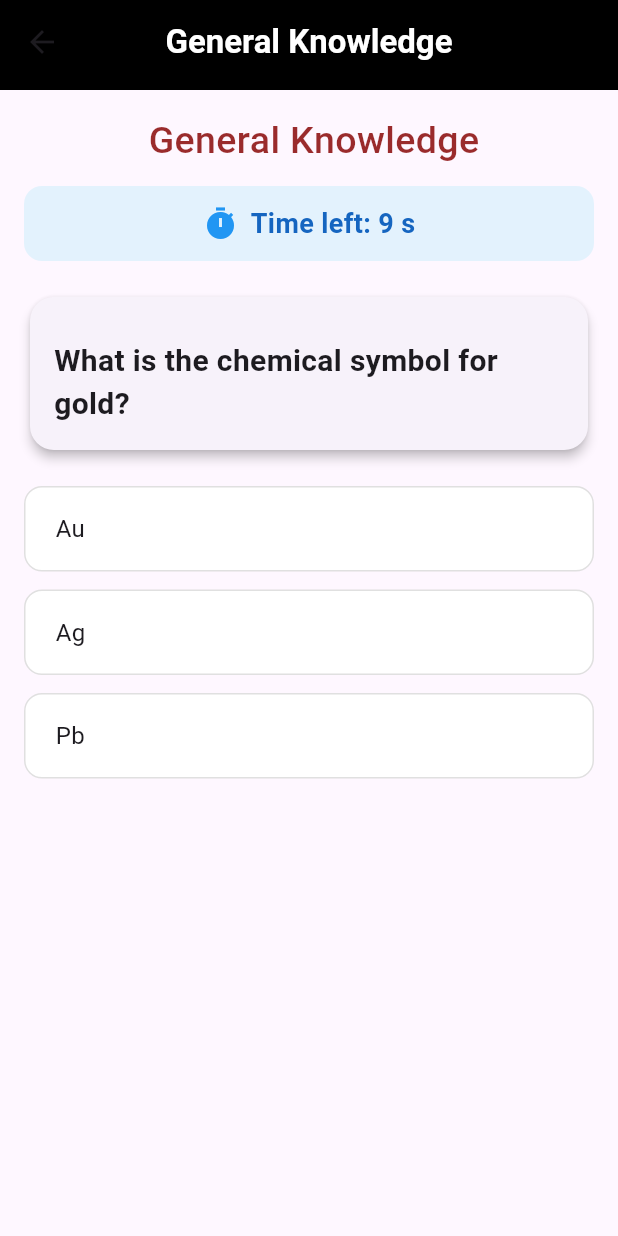
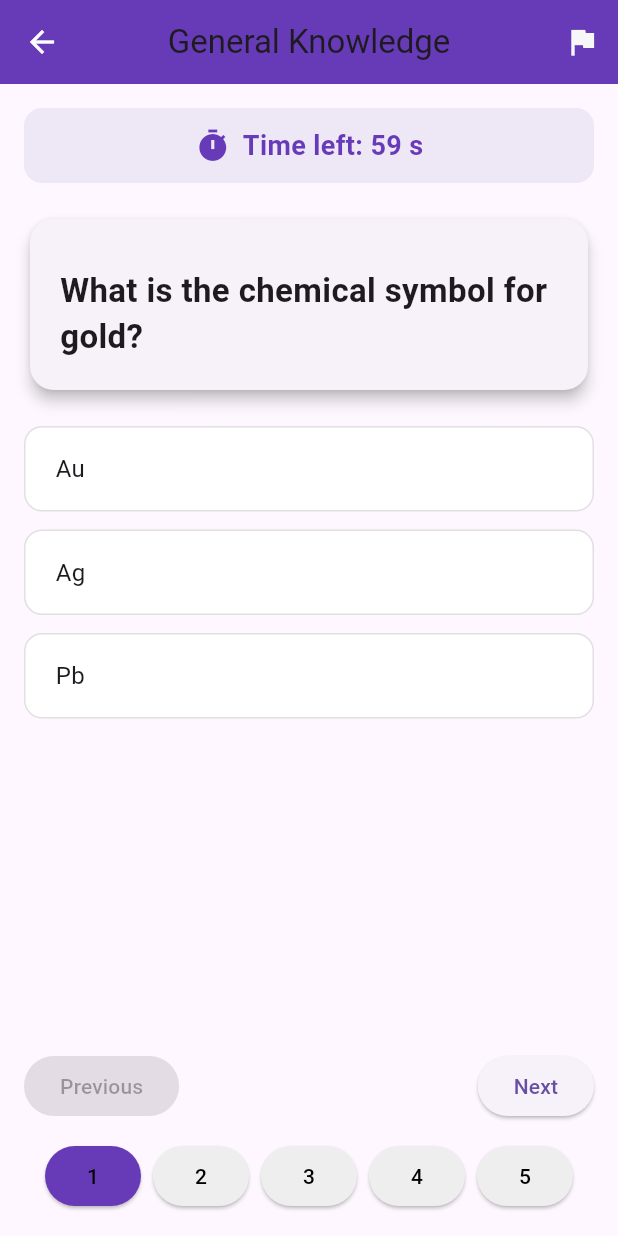
Before and after one commit to vsll44/flutter-quiz-app, a Flutter app: the screen it shows after launch, after a tap on "Start", on a phone screen of 412 x 824 dp. Run offline on Flutter 3.47's test engine with Material 3 defaults, Android fonts, the phone set to English and light mode, and no system bars; our stand-ins replace audioplayers, confetti, google_fonts.

Commit message:
quiz_page.dart
Re-design

Adding previus,next,finish clicks.
Moving between questions

```diff
--- a/lib/pages/quiz_page.dart
+++ b/lib/pages/quiz_page.dart
@@ -24,17 +24,19 @@ class _QuizPageState extends State<QuizPage> {
   int currentIndex = 0;
   int score = 0;
   int? selectedIndex;
-  int timeLeft = 10;
+  int totalTime = 60;
   Timer? timer;
   bool showCorrect = false;
+  List<int?> userAnswers = [];
   final player = AudioPlayer();
+  bool showRed = false;
 
   @override
   void initState() {
     super.initState();
     questions = List.from(widget.quiz.questions)..shuffle();
+    userAnswers = List.filled(questions.length, null);
     startTimer();
-    playTicking(0.6);
   }
 
   @override
@@ -44,71 +46,120 @@ class _QuizPageState extends State<QuizPage> {
     super.dispose();
   }
 
-  void playTicking(double rate) async {
-    await player.stop();
-    await player.setPlaybackRate(rate);
-    await player.play(AssetSource('sounds/tick.mp3'), volume: 0.5);
-  }
-
   void startTimer() {
-    timeLeft = 10;
-    timer?.cancel();
-
     timer = Timer.periodic(const Duration(seconds: 1), (t) {
       setState(() {
-        timeLeft--;
-
-        double rate;
-        if (timeLeft >= 7) {
-          rate = 0.6;
-        } else if (timeLeft >= 4) {
-          rate = 1.0;
-        } else if (timeLeft >= 2) {
-          rate = 1.3;
-        } else {
-          rate = 1.6;
-        }
-
-        playTicking(rate);
-
-        if (timeLeft <= 0) {
-          showCorrect = true;
-          Future.delayed(const Duration(seconds: 2), nextQuestion);
-          timer?.cancel();
+        totalTime--;
+        showRed = totalTime <= 10 ? !showRed : false;
+        if (totalTime <= 0) {
+          goToResult();
         }
       });
     });
   }
 
+  void selectAnswer(int index) {
+    if (showCorrect) return;
+    setState(() {
+      selectedIndex = index;
+      userAnswers[currentIndex] = index;
+      showCorrect = true;
+    });
+    Future.delayed(const Duration(seconds: 1), () {
+      if (userAnswers.every((e) => e != null)) {
+        goToResult();
+      } else if (currentIndex < questions.length - 1) {
+        nextQuestion();
+      }
+    });
+  }
+
   void nextQuestion() {
-    timer?.cancel();
-    if (selectedIndex != null &&
-        selectedIndex == questions[currentIndex].correctIndex) {
-      score++;
-    }
     if (currentIndex < questions.length - 1) {
       setState(() {
         currentIndex++;
-        selectedIndex = null;
-        showCorrect = false;
-        startTimer();
-        playTicking(0.6);
+        selectedIndex = userAnswers[currentIndex];
+        showCorrect = selectedIndex != null;
       });
-    } else {
+    }
+  }
+
+  void previousQuestion() {
+    if (currentIndex > 0) {
+      setState(() {
+        currentIndex--;
+        selectedIndex = userAnswers[currentIndex];
+        showCorrect = selectedIndex != null;
+      });
+    }
+  }
+
+  void goToResult() {
+    timer?.cancel();
+    int correct = 0;
+    for (int i = 0; i < questions.length; i++) {
+      if (userAnswers[i] == questions[i].correctIndex) {
+        correct++;
+      }
+    }
     Navigator.pushReplacement(
       context,
       MaterialPageRoute(
-          builder:
-              (_) => ResultPage(
-                score: score,
+        builder: (_) => ResultPage(
+          score: correct,
           total: questions.length,
           quizTitle: widget.quiz.title,
           quiz: widget.quiz,
-                userAnswers: [],
-                correct: 1,
+          userAnswers: userAnswers,
+          correct: correct,
         ),
       ),
     );
+  }
+
+  Future<bool> _onWillPop() async {
+    return await showDialog(
+          context: context,
+          builder: (context) => AlertDialog(
+            title: const Text('Are you sure?'),
+            content: const Text('Do you want to exit the quiz?'),
+            actions: [
+              TextButton(
+                onPressed: () => Navigator.of(context).pop(false),
+                child: const Text('No'),
+              ),
+              TextButton(
+                onPressed: () => Navigator.of(context).pop(true),
+                child: const Text('Yes'),
+              ),
+            ],
+          ),
+        ) ??
+        false;
+  }
+
+  Future<void> _confirmFinish() async {
+    final shouldFinish = await showDialog<bool>(
+          context: context,
+          builder: (context) => AlertDialog(
+            title: const Text('Finish Quiz'),
+            content: const Text('Are you sure you want to finish the quiz?'),
+            actions: [
+              TextButton(
+                onPressed: () => Navigator.pop(context, false),
+                child: const Text('No'),
+              ),
+              TextButton(
+                onPressed: () => Navigator.pop(context, true),
+                child: const Text('Yes'),
+              ),
+            ],
+          ),
+        ) ??
+        false;
+
+    if (shouldFinish) {
+      goToResult();
     }
   }
 
@@ -116,66 +167,45 @@ class _QuizPageState extends State<QuizPage> {
   Widget build(BuildContext context) {
     final question = questions[currentIndex];
 
-    return Scaffold(
-      appBar: PreferredSize(
-        preferredSize: const Size.fromHeight(60),
-        child: Container(
-          decoration: BoxDecoration(
-            gradient: LinearGradient(
-              colors: widget.gradientColors,
-              begin: Alignment.topLeft,
-              end: Alignment.bottomRight,
+    return WillPopScope(
+      onWillPop: _onWillPop,
+      child: Scaffold(
+        appBar: AppBar(
+          backgroundColor: Colors.deepPurple,
+          leading: BackButton(color: Colors.white),
+          title: Text(widget.quiz.title),
+          centerTitle: true,
+          actions: [
+            IconButton(
+              icon: const Icon(Icons.flag),
+              tooltip: 'Finish Quiz',
+              onPressed: _confirmFinish,
+              color: const Color.fromARGB(255, 248, 247, 248),
             ),
-          ),
-          child: AppBar(
-            backgroundColor: Colors.transparent,
-            elevation: 0,
-            centerTitle: true,
-            title: Text(
-              widget.quiz.title,
-              style: const TextStyle(
-                fontSize: 22,
-                fontWeight: FontWeight.bold,
-                color: Colors.white,
-              ),
-            ),
-          ),
-        ),
+          ],
         ),
         body: Padding(
           padding: const EdgeInsets.all(16),
           child: Column(
             children: [
-            Padding(
-              padding: const EdgeInsets.only(bottom: 12),
-              child: Text(
-                ' ${widget.quiz.title}',
-                style: const TextStyle(
-                  fontSize: 25,
-                  fontWeight: FontWeight.w500,
-                  color: Color.fromARGB(221, 139, 12, 12),
-                ),
-              ),
-            ),
-
               Container(
                 padding: const EdgeInsets.all(12),
                 decoration: BoxDecoration(
-                color:
-                    timeLeft <= 3 ? Colors.red.shade100 : Colors.blue.shade50,
+                  color: Colors.deepPurple.shade50,
                   borderRadius: BorderRadius.circular(12),
                 ),
                 child: Row(
                   mainAxisAlignment: MainAxisAlignment.center,
                   children: [
-                  const Icon(Icons.timer, color: Colors.blue),
+                    Icon(Icons.timer,
+                        color: showRed ? Colors.red : Colors.deepPurple),
                     const SizedBox(width: 8),
                     Text(
-                    'Time left: $timeLeft s',
+                      'Time left: $totalTime s',
                       style: TextStyle(
                         fontSize: 18,
                         fontWeight: FontWeight.bold,
-                      color: timeLeft <= 3 ? Colors.red : Colors.blue.shade800,
+                        color: showRed ? Colors.red : Colors.deepPurple,
                       ),
                     ),
                   ],
@@ -183,26 +213,27 @@ class _QuizPageState extends State<QuizPage> {
               ),
               const SizedBox(height: 20),
               Card(
-              elevation: 3,
+                elevation: 4,
                 shape: RoundedRectangleBorder(
                   borderRadius: BorderRadius.circular(16),
                 ),
                 child: Padding(
-                padding: const EdgeInsets.all(16),
+                  padding: const EdgeInsets.all(20),
                   child: Column(
                     crossAxisAlignment: CrossAxisAlignment.start,
                     children: [
                       if (question.imageUrl != null)
                         ClipRRect(
                           borderRadius: BorderRadius.circular(12),
-                        child: Image.network(question.imageUrl!, height: 180),
+                          child:
+                              Image.network(question.imageUrl!, height: 180),
                         ),
                       const SizedBox(height: 12),
                       Text(
                         question.question,
                         style: const TextStyle(
-                        fontSize: 20,
-                        fontWeight: FontWeight.w600,
+                          fontSize: 22,
+                          fontWeight: FontWeight.bold,
                         ),
                       ),
                     ],
@@ -230,24 +261,7 @@ class _QuizPageState extends State<QuizPage> {
                     }
 
                     return InkWell(
-                    onTap:
-                        showCorrect
-                            ? null
-                            : () {
-                              setState(() {
-                                selectedIndex = i;
-                                showCorrect = true;
-                                timer?.cancel();
-                              });
-                              WidgetsBinding.instance.addPostFrameCallback((_) {
-                                Future.microtask(() {
-                                  Future.delayed(
-                                    const Duration(seconds: 2),
-                                    nextQuestion,
-                                  );
-                                });
-                              });
-                            },
+                      onTap: () => selectAnswer(i),
                       child: Container(
                         padding: const EdgeInsets.symmetric(
                           vertical: 16,
@@ -267,7 +281,66 @@ class _QuizPageState extends State<QuizPage> {
                   },
                 ),
               ),
+              const SizedBox(height: 16),
+              Row(
+                mainAxisAlignment: MainAxisAlignment.spaceBetween,
+                children: [
+                  ElevatedButton(
+                    onPressed: currentIndex > 0 ? previousQuestion : null,
+                    child: const Text('Previous'),
+                  ),
+                  ElevatedButton(
+                    onPressed: currentIndex < questions.length - 1
+                        ? nextQuestion
+                        : null,
+                    child: const Text('Next'),
+                  ),
                 ],
+              ),
+              const SizedBox(height: 12),
+              Wrap(
+                alignment: WrapAlignment.center,
+                spacing: 8,
+                children: List.generate(
+                  questions.length,
+                  (index) {
+                    Color buttonColor;
+                    if (userAnswers[index] == null) {
+                      buttonColor = Colors.grey.shade200;
+                    } else if (userAnswers[index] ==
+                        questions[index].correctIndex) {
+                      buttonColor = Colors.green.shade200;
+                    } else {
+                      buttonColor = Colors.red.shade200;
+                    }
+
+                    if (index == currentIndex) {
+                      buttonColor = Colors.deepPurple;
+                    }
+
+                    return ElevatedButton(
+                      style: ElevatedButton.styleFrom(
+                        backgroundColor: buttonColor,
+                        foregroundColor: Colors.black,
+                        padding: const EdgeInsets.symmetric(
+                          horizontal: 16,
+                          vertical: 8,
+                        ),
+                      ),
+                      onPressed: () {
+                        setState(() {
+                          currentIndex = index;
+                          selectedIndex = userAnswers[currentIndex];
+                          showCorrect = selectedIndex != null;
+                        });
+                      },
+                      child: Text('${index + 1}'),
+                    );
+                  },
+                ),
+              ),
+            ],
+          ),
         ),
       ),
     );
```
Lines whose indentation alone changed are shown as unchanged.
